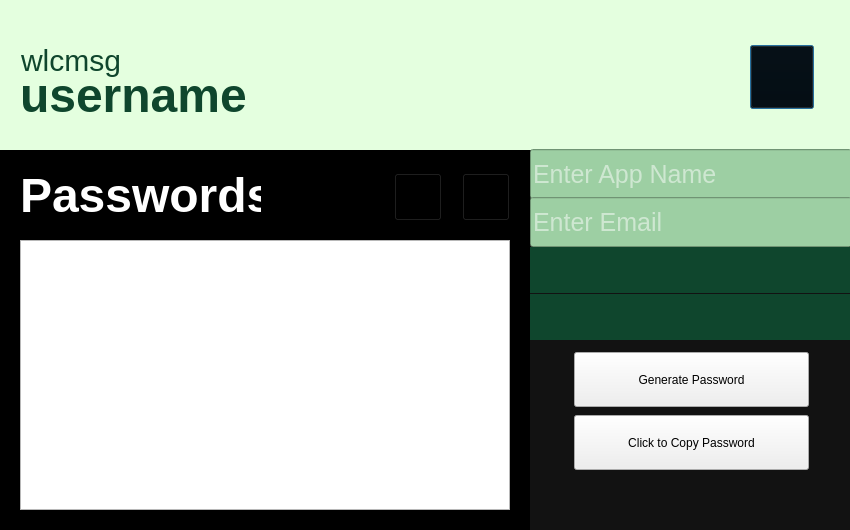
This is vault8_dashboard.ui in mvrck-dev/Clover as Qt 5 draws it before an edit. The edited form follows.
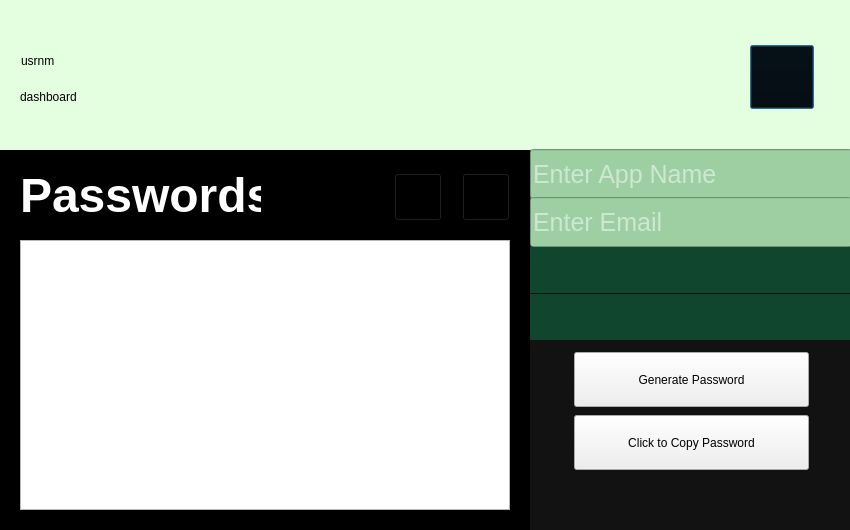
This is the edited form. Icons and pictures are not drawn.

```diff
--- a/vault8_dashboard.ui
+++ b/vault8_dashboard.ui
@@ -70,7 +70,7 @@
      <string/>
     </property>
    </widget>
-   <widget class="QLabel" name="wlcmsg">
+   <widget class="QLabel" name="usrnm">
     <property name="geometry">
      <rect>
       <x>21</x>
@@ -83,14 +83,14 @@
      <string notr="true">#wlcmsg{color: #0F462D; font-size: 30px; font-weight: 150;}</string>
     </property>
     <property name="text">
-     <string>wlcmsg</string>
+     <string>usrnm</string>
     </property>
    </widget>
-   <widget class="QLabel" name="usrnm">
+   <widget class="QLabel" name="dashboard_text">
     <property name="geometry">
      <rect>
       <x>20</x>
-      <y>70</y>
+      <y>71</y>
       <width>501</width>
       <height>51</height>
      </rect>
@@ -99,7 +99,7 @@
      <string notr="true">#usrnm{color: #0F462D; font-size: 48px; font-weight: 500;}</string>
     </property>
     <property name="text">
-     <string>username</string>
+     <string>dashboard</string>
     </property>
    </widget>
    <widget class="QLabel" name="pwdlabel">
@@ -254,9 +254,9 @@
    <widget class="QLabel" name="alertbox">
     <property name="geometry">
      <rect>
-      <x>566</x>
-      <y>480</y>
-      <width>250</width>
+      <x>530</x>
+      <y>500</y>
+      <width>322</width>
       <height>30</height>
      </rect>
     </property>
```
